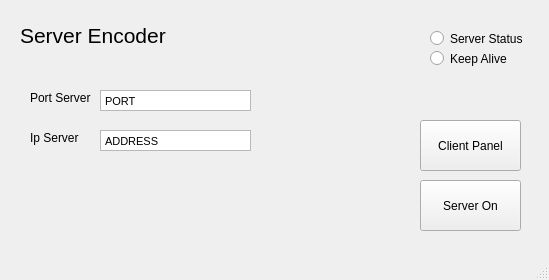
The window that Server/mainwindow.ui (giga487/QT_Example) describes before a commit, drawn with Qt 5.
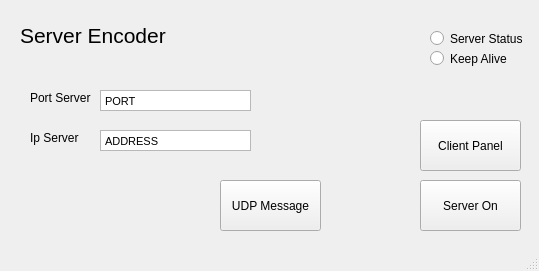
The same window after the commit.

Commit message: udp message mandato

Diff of the .ui file:
```diff
--- a/Server/mainwindow.ui
+++ b/Server/mainwindow.ui
@@ -6,8 +6,8 @@
    <rect>
     <x>0</x>
     <y>0</y>
-    <width>549</width>
-    <height>280</height>
+    <width>539</width>
+    <height>271</height>
    </rect>
   </property>
   <property name="windowTitle">
@@ -156,6 +156,19 @@
      <string>Client Panel</string>
     </property>
    </widget>
+   <widget class="QPushButton" name="udpButton">
+    <property name="geometry">
+     <rect>
+      <x>220</x>
+      <y>180</y>
+      <width>101</width>
+      <height>51</height>
+     </rect>
+    </property>
+    <property name="text">
+     <string>UDP Message</string>
+    </property>
+   </widget>
   </widget>
   <widget class="QMenuBar" name="menubar">
    <property name="geometry">
```
Left out of the diff: 2 changed lines with no effect on the pictures. The commit also changes 7 other files.
